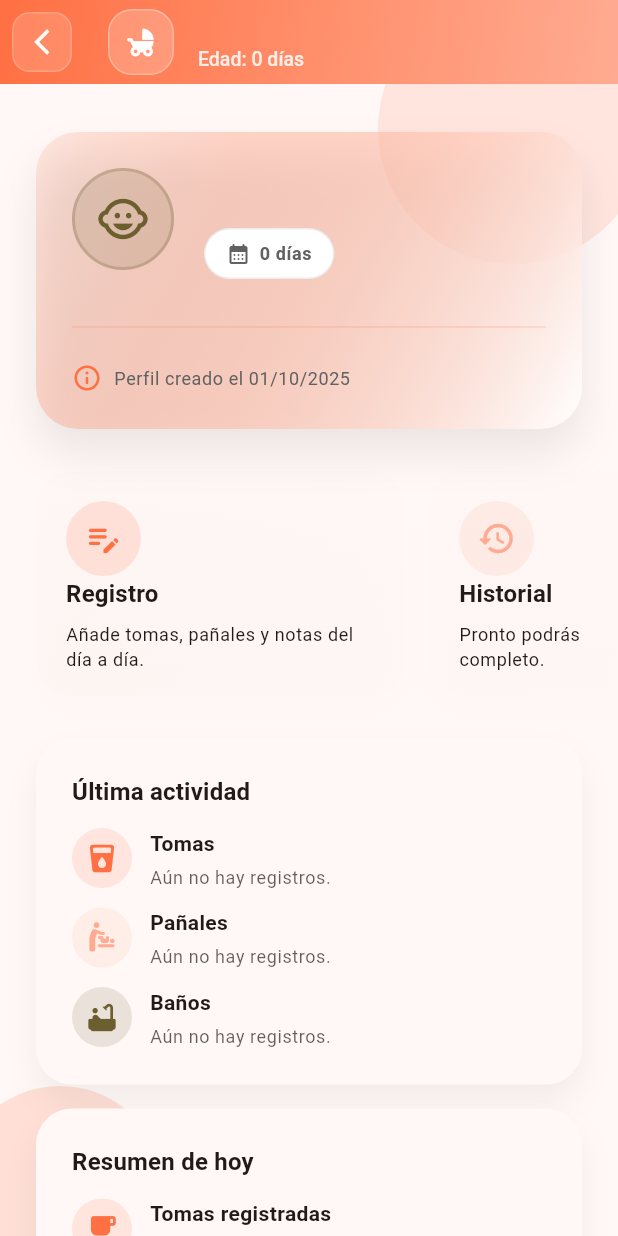
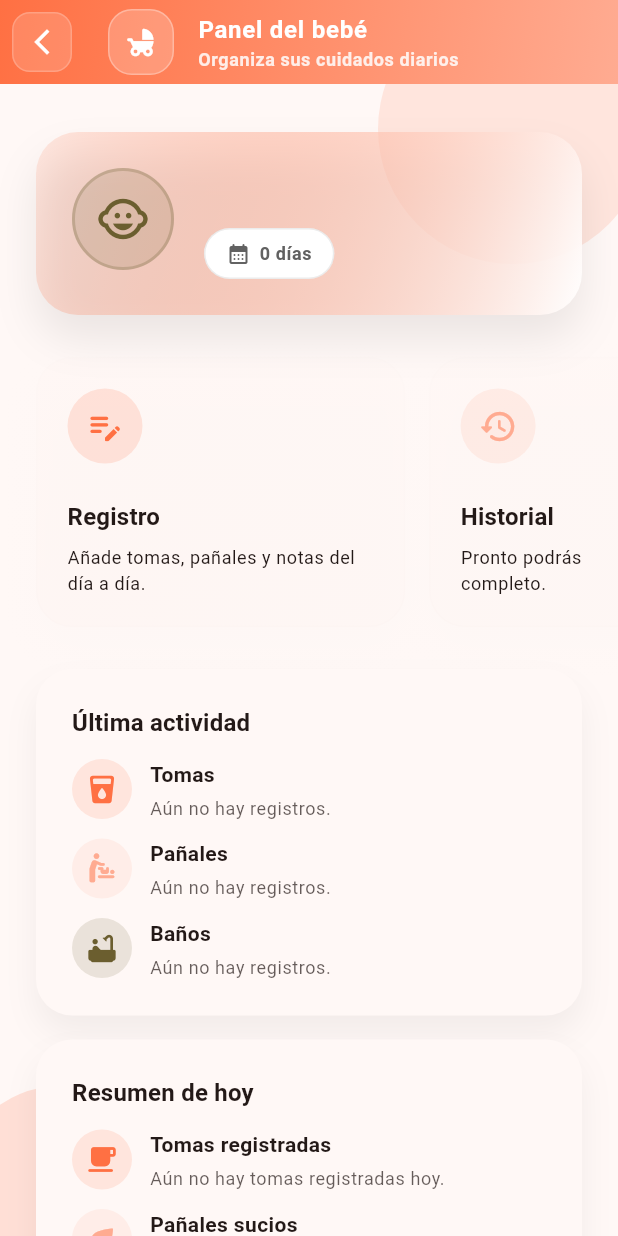
Before and after one commit to FinidiDevSp/baby-track, a Flutter app: the BabyMenuPage screen opened directly with empty values, on a phone screen of 412 x 824 dp. Run offline on Flutter 3.47's test engine with Material 3 defaults, Android fonts, the phone set to English and light mode, and no system bars; our stand-ins replace image_picker, shared_preferences, sqflite; accounts and stored records are empty.

Commit message:
fix(baby): actualiza panel general

```diff
--- a/baby_track_app/lib/features/baby/presentation/pages/baby_menu_page.dart
+++ b/baby_track_app/lib/features/baby/presentation/pages/baby_menu_page.dart
@@ -270,20 +270,18 @@ class _BabyMenuPageState extends State<BabyMenuPage> {
                 mainAxisSize: MainAxisSize.min,
                 children: [
                   Text(
-                    baby.name,
-                    style: const TextStyle(
+                    'Panel del bebé',
+                    style: textTheme.titleMedium?.copyWith(
                       color: Colors.white,
                       fontWeight: FontWeight.w700,
-                      fontSize: 18,
                       letterSpacing: 0.5,
                     ),
                   ),
                   Text(
-                    'Edad: ${_formatAge()}',
-                    style: TextStyle(
+                    'Organiza sus cuidados diarios',
+                    style: textTheme.bodySmall?.copyWith(
                       color: Colors.white.withOpacity(0.85),
-                      fontSize: 13,
-                      fontWeight: FontWeight.w500,
+                      fontWeight: FontWeight.w600,
                     ),
                   ),
                 ],
@@ -536,24 +534,6 @@ class _BabySummaryCard extends StatelessWidget {
                 ),
               ],
             ),
-            const SizedBox(height: 24),
-            Divider(color: colorScheme.primary.withOpacity(0.2)),
-            const SizedBox(height: 16),
-            Row(
-              children: [
-                Icon(Icons.info_outline_rounded, color: colorScheme.primary, size: 20),
-                const SizedBox(width: 8),
-                Expanded(
-                  child: Text(
-                    'Perfil creado el ${DateFormat('dd/MM/yyyy').format(baby.createdAt)}',
-                    style: textTheme.bodySmall?.copyWith(
-                      color: Colors.grey[700],
-                      height: 1.4,
-                    ),
-                  ),
-                ),
-              ],
-            ),
           ],
         ),
       ),
@@ -660,7 +640,7 @@ class _BabyActionCarousel extends StatelessWidget {
     }
 
     return SizedBox(
-      height: 150,
+      height: 180,
       child: PageView.builder(
         controller: controller,
         padEnds: false,
@@ -689,6 +669,7 @@ class _BabyActionCard extends StatelessWidget {
   @override
   Widget build(BuildContext context) {
     final theme = Theme.of(context);
+    final colorScheme = theme.colorScheme;
     return InkWell(
       onTap: onTap,
       borderRadius: BorderRadius.circular(24),
@@ -699,6 +680,9 @@ class _BabyActionCard extends StatelessWidget {
             colors: data.backgroundColors,
             begin: Alignment.topLeft,
             end: Alignment.bottomRight,
+          ),
+          border: Border.all(
+            color: colorScheme.outlineVariant.withOpacity(0.6),
           ),
           boxShadow: [
             BoxShadow(
```
